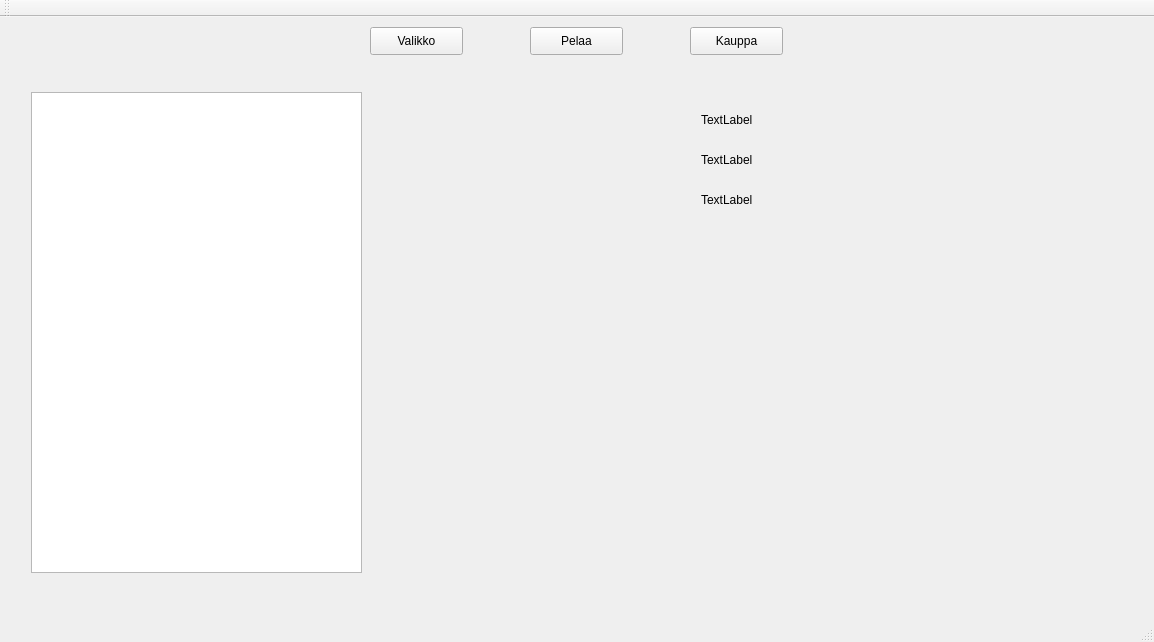
Qt form TrainGame/mainwindow.ui (MilanFIN/TrainGame) before a commit.
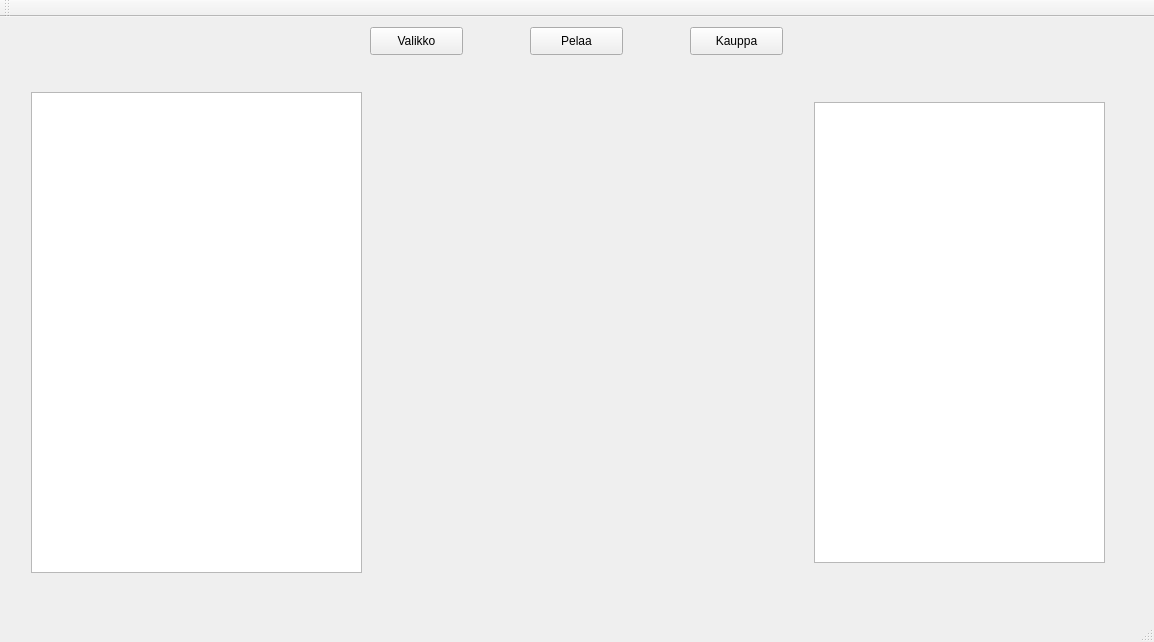
The same form after that commit. The open tabs and pages were chosen to show the change.

Commit message: yks tiedosto unohtu päivittää

Patch:
```diff
--- a/TrainGame/mainwindow.ui
+++ b/TrainGame/mainwindow.ui
@@ -27,45 +27,6 @@
      <number>1</number>
     </property>
     <widget class="QWidget" name="valikkoPage">
-     <widget class="QLabel" name="label">
-      <property name="geometry">
-       <rect>
-        <x>690</x>
-        <y>40</y>
-        <width>55</width>
-        <height>16</height>
-       </rect>
-      </property>
-      <property name="text">
-       <string>TextLabel</string>
-      </property>
-     </widget>
-     <widget class="QLabel" name="label_2">
-      <property name="geometry">
-       <rect>
-        <x>690</x>
-        <y>80</y>
-        <width>55</width>
-        <height>16</height>
-       </rect>
-      </property>
-      <property name="text">
-       <string>TextLabel</string>
-      </property>
-     </widget>
-     <widget class="QLabel" name="label_3">
-      <property name="geometry">
-       <rect>
-        <x>690</x>
-        <y>120</y>
-        <width>55</width>
-        <height>16</height>
-       </rect>
-      </property>
-      <property name="text">
-       <string>TextLabel</string>
-      </property>
-     </widget>
      <widget class="QListView" name="listView_3">
       <property name="geometry">
        <rect>
@@ -76,6 +37,16 @@
        </rect>
       </property>
      </widget>
+     <widget class="QTextEdit" name="textEdit">
+      <property name="geometry">
+       <rect>
+        <x>803</x>
+        <y>30</y>
+        <width>291</width>
+        <height>461</height>
+       </rect>
+      </property>
+     </widget>
     </widget>
     <widget class="QWidget" name="pelaaPage">
      <widget class="QGraphicsView" name="peliView">
```
Left out of the diff: 2 changed lines with no effect on the pictures.
